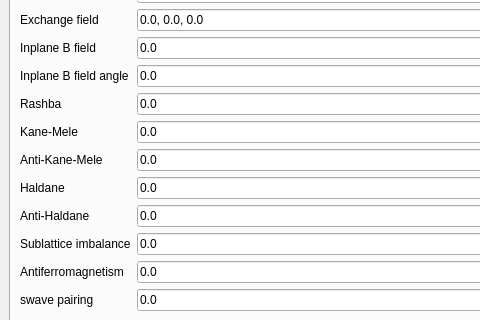
Before: the Qt Designer form interface-pyqt/2dslab/interface.ui in joselado/quantum-lattice, drawn with Qt 5; both pictures show x 0 to 480 and y 240 to 560 of the 1202 by 770 pixel window.
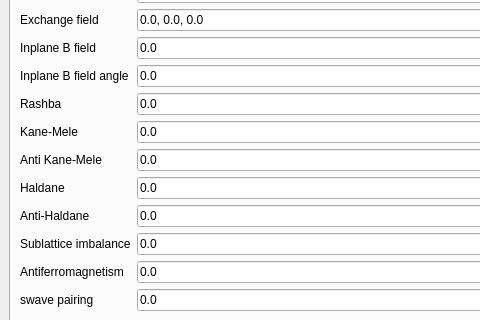
After: the same form once the commit is applied. Custom widgets are drawn as their Qt base class.

Patch:
```diff
--- a/interface-pyqt/2dslab/interface.ui
+++ b/interface-pyqt/2dslab/interface.ui
@@ -265,7 +265,7 @@
           <item row="8" column="0">
            <widget class="BodyLabel" name="label_antikanemele">
             <property name="text">
-             <string>Anti-Kane-Mele</string>
+             <string>Anti Kane-Mele</string>
             </property>
            </widget>
           </item>
```
